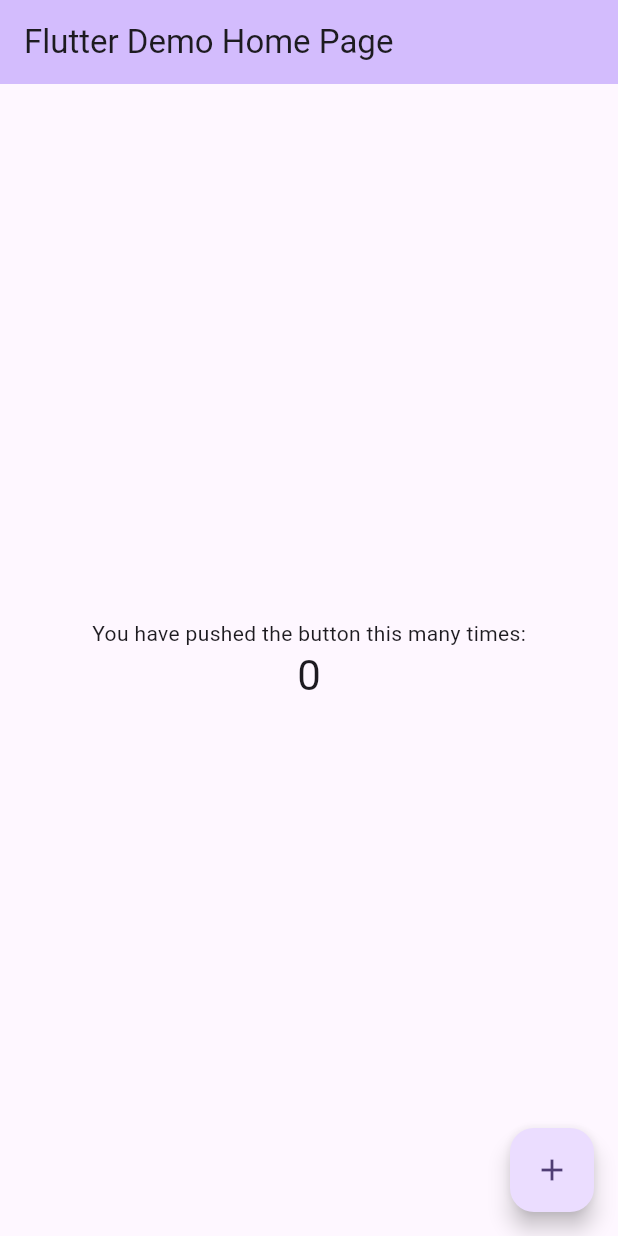
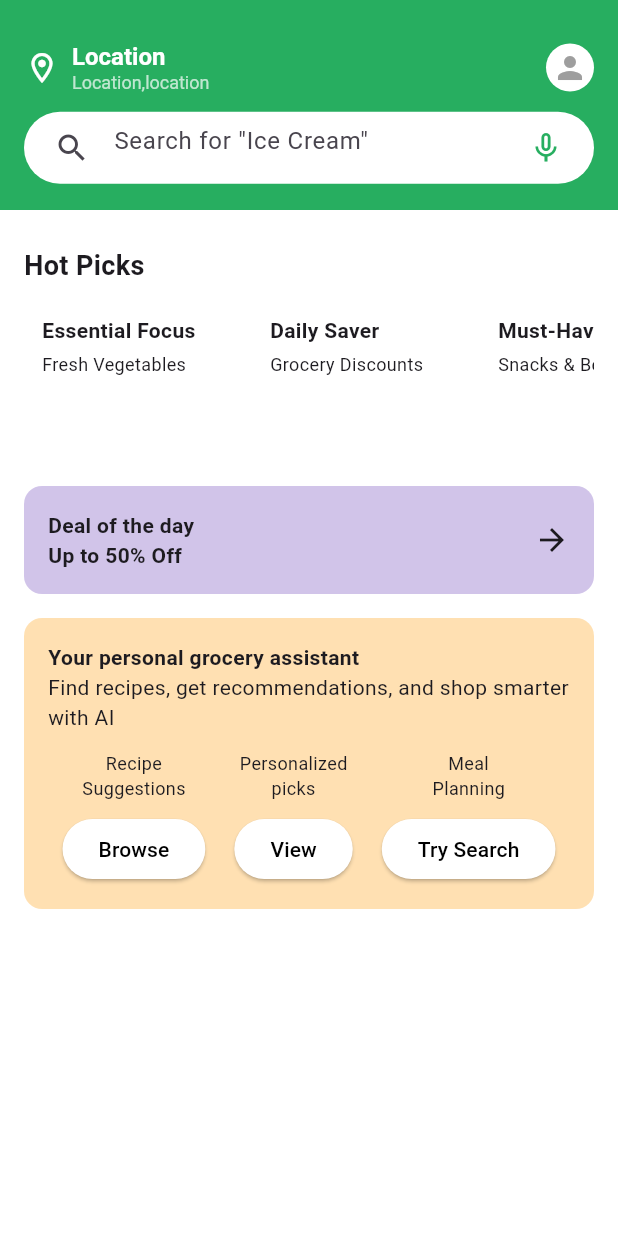
Before and after one commit to pokaktechnologies/supermarket-customer-fe, a Flutter app: the screen it shows after launch, on a phone screen of 412 x 824 dp. Run offline on Flutter 3.47's test engine with Material 3 defaults, Android fonts, the phone set to English and light mode, and no system bars.

Commit message:
home page partially completed

```diff
--- a/lib/app.dart
+++ b/lib/app.dart
@@ -1,4 +1,5 @@
 import 'package:flutter/material.dart';
+import 'package:supermarket_fe/views/home/homePage.dart';
 
 class MyApp extends StatelessWidget {
   const MyApp({super.key});
@@ -6,100 +7,13 @@ class MyApp extends StatelessWidget {
   @override
   Widget build(BuildContext context) {
     return MaterialApp(
-      title: 'Flutter Demo',
+      title: 'Super Market',
+      debugShowCheckedModeBanner: false,
       theme: ThemeData(
         colorScheme: ColorScheme.fromSeed(seedColor: Colors.deepPurple),
         useMaterial3: true,
       ),
-      home: const MyHomePage(title: 'Flutter Demo Home Page'),
+      home: const HomePage(),
     );
   }
 }
-
-class MyHomePage extends StatefulWidget {
-  const MyHomePage({super.key, required this.title});
-
-  // This widget is the home page of your application. It is stateful, meaning
-  // that it has a State object (defined below) that contains fields that affect
-  // how it looks.
-
-  // This class is the configuration for the state. It holds the values (in this
-  // case the title) provided by the parent (in this case the App widget) and
-  // used by the build method of the State. Fields in a Widget subclass are
-  // always marked "final".
-
-  final String title;
-
-  @override
-  State<MyHomePage> createState() => _MyHomePageState();
-}
-
-class _MyHomePageState extends State<MyHomePage> {
-  int _counter = 0;
-
-  void _incrementCounter() {
-    setState(() {
-      // This call to setState tells the Flutter framework that something has
-      // changed in this State, which causes it to rerun the build method below
-      // so that the display can reflect the updated values. If we changed
-      // _counter without calling setState(), then the build method would not be
-      // called again, and so nothing would appear to happen.
-      _counter++;
-    });
-  }
-
-  @override
-  Widget build(BuildContext context) {
-    // This method is rerun every time setState is called, for instance as done
-    // by the _incrementCounter method above.
-    //
-    // The Flutter framework has been optimized to make rerunning build methods
-    // fast, so that you can just rebuild anything that needs updating rather
-    // than having to individually change instances of widgets.
-    return Scaffold(
-      appBar: AppBar(
-        // TRY THIS: Try changing the color here to a specific color (to
-        // Colors.amber, perhaps?) and trigger a hot reload to see the AppBar
-        // change color while the other colors stay the same.
-        backgroundColor: Theme.of(context).colorScheme.inversePrimary,
-        // Here we take the value from the MyHomePage object that was created by
-        // the App.build method, and use it to set our appbar title.
-        title: Text(widget.title),
-      ),
-      body: Center(
-        // Center is a layout widget. It takes a single child and positions it
-        // in the middle of the parent.
-        child: Column(
-          // Column is also a layout widget. It takes a list of children and
-          // arranges them vertically. By default, it sizes itself to fit its
-          // children horizontally, and tries to be as tall as its parent.
-          //
-          // Column has various properties to control how it sizes itself and
-          // how it positions its children. Here we use mainAxisAlignment to
-          // center the children vertically; the main axis here is the vertical
-          // axis because Columns are vertical (the cross axis would be
-          // horizontal).
-          //
-          // TRY THIS: Invoke "debug painting" (choose the "Toggle Debug Paint"
-          // action in the IDE, or press "p" in the console), to see the
-          // wireframe for each widget.
-          mainAxisAlignment: MainAxisAlignment.center,
-          children: <Widget>[
-            const Text(
-              'You have pushed the button this many times:',
-            ),
-            Text(
-              '$_counter',
-              style: Theme.of(context).textTheme.headlineMedium,
-            ),
-          ],
-        ),
-      ),
-      floatingActionButton: FloatingActionButton(
-        onPressed: _incrementCounter,
-        tooltip: 'Increment',
-        child: const Icon(Icons.add),
-      ), // This trailing comma makes auto-formatting nicer for build methods.
-    );
-  }
-}
--- /dev/null
+++ b/lib/core/utils/navigations.dart
@@ -0,0 +1,22 @@
+import 'package:flutter/material.dart';
+
+void pushNavigation(BuildContext context, Widget navPage) {
+  Navigator.of(context).push(
+    MaterialPageRoute(
+      builder: (context) => navPage,
+    ),
+  );
+}
+
+void pushAndRemoveUntilFun(BuildContext context, Widget navPage) {
+  Navigator.of(context).pushAndRemoveUntil(
+    MaterialPageRoute(
+      builder: (context) => navPage,
+    ),
+    (route) => false,
+  );
+}
+
+void popNavigation(BuildContext context) {
+  Navigator.pop(context);
+}
--- /dev/null
+++ b/lib/views/home/homePage.dart
@@ -0,0 +1,225 @@
+import 'package:flutter/material.dart';
+
+class HomePage extends StatelessWidget {
+  const HomePage({super.key});
+
+  @override
+  Widget build(BuildContext context) {
+    return Scaffold(
+      backgroundColor: Colors.white,
+      appBar: AppBar(
+        backgroundColor: const Color(0xFF27AE60), // Green color (#27AE60)
+        elevation: 0,
+        toolbarHeight: 140, // Extend AppBar height
+        title: Column(
+          crossAxisAlignment: CrossAxisAlignment.start,
+          children: [
+            const SizedBox(height: 10),
+            const Row(
+              children: [
+                Icon(Icons.location_on_outlined, color: Colors.white),
+                SizedBox(width: 8),
+                Column(
+                  crossAxisAlignment: CrossAxisAlignment.start,
+                  children: [
+                    Text(
+                      'Location',
+                      style: TextStyle(
+                        color: Colors.white,
+                        fontWeight: FontWeight.bold,
+                        fontSize: 16,
+                      ),
+                    ),
+                    Text(
+                      'Location,location',
+                      style: TextStyle(color: Colors.white70, fontSize: 12),
+                    ),
+                  ],
+                ),
+                Spacer(),
+                CircleAvatar(
+                  backgroundColor: Colors.white,
+                  radius: 16,
+                  child: Icon(Icons.person, color: Colors.grey),
+                ),
+              ],
+            ),
+            const SizedBox(height: 12),
+            // Rounded Search Bar
+            Container(
+              padding: const EdgeInsets.symmetric(horizontal: 8),
+              decoration: BoxDecoration(
+                color: Colors.white,
+                borderRadius: BorderRadius.circular(50), // Rounded pill shape
+              ),
+              child: const TextField(
+                decoration: InputDecoration(
+                  hintText: 'Search for "Ice Cream"',
+                  prefixIcon: Icon(Icons.search),
+                  suffixIcon: Icon(
+                    Icons.mic_none,
+                    color: Color(0xFF27AE60),
+                  ),
+                  border: InputBorder.none,
+                ),
+              ),
+            ),
+          ],
+        ),
+      ),
+      body: SafeArea(
+        child: Stack(
+          children: [
+            ListView(
+              padding: const EdgeInsets.all(16),
+              children: [
+                const SizedBox(height: 8),
+                const Text(
+                  'Hot Picks',
+                  style: TextStyle(fontSize: 18, fontWeight: FontWeight.bold),
+                ),
+                const SizedBox(height: 8),
+                SizedBox(
+                  height: 110,
+                  child: ListView(
+                    scrollDirection: Axis.horizontal,
+                    children: const [
+                      HotPickItem(
+                        title: 'Essential Focus',
+                        subtitle: 'Fresh Vegetables',
+                      ),
+                      HotPickItem(
+                        title: 'Daily Saver',
+                        subtitle: 'Grocery Discounts',
+                      ),
+                      HotPickItem(
+                        title: 'Must-Have',
+                        subtitle: 'Snacks & Beverages',
+                      ),
+                    ],
+                  ),
+                ),
+                const SizedBox(height: 16),
+                Container(
+                  padding: const EdgeInsets.all(16),
+                  decoration: BoxDecoration(
+                    color: Colors.deepPurple.shade100,
+                    borderRadius: BorderRadius.circular(12),
+                  ),
+                  child: const Row(
+                    mainAxisAlignment: MainAxisAlignment.spaceBetween,
+                    children: [
+                      Text(
+                        'Deal of the day\nUp to 50% Off',
+                        style: TextStyle(fontWeight: FontWeight.bold),
+                      ),
+                      Icon(Icons.arrow_forward),
+                    ],
+                  ),
+                ),
+                const SizedBox(height: 16),
+                Container(
+                  padding: const EdgeInsets.all(16),
+                  decoration: BoxDecoration(
+                    color: Colors.orange.shade100,
+                    borderRadius: BorderRadius.circular(12),
+                  ),
+                  child: const Column(
+                    crossAxisAlignment: CrossAxisAlignment.start,
+                    children: [
+                      Text(
+                        'Your personal grocery assistant',
+                        style: TextStyle(fontWeight: FontWeight.bold),
+                      ),
+                      Text(
+                        'Find recipes, get recommendations, and shop smarter with AI',
+                      ),
+                      SizedBox(height: 12),
+                      Row(
+                        mainAxisAlignment: MainAxisAlignment.spaceAround,
+                        children: [
+                          AssistantTile(
+                            title: 'Recipe\nSuggestions',
+                            buttonText: 'Browse',
+                          ),
+                          AssistantTile(
+                            title: 'Personalized\npicks',
+                            buttonText: 'View',
+                          ),
+                          AssistantTile(
+                            title: 'Meal\nPlanning',
+                            buttonText: 'Try Search',
+                          ),
+                        ],
+                      ),
+                    ],
+                  ),
+                ),
+              ],
+            ),
+          ],
+        ),
+      ),
+    );
+  }
+}
+
+class HotPickItem extends StatelessWidget {
+  final String title;
+  final String subtitle;
+  const HotPickItem({super.key, required this.title, required this.subtitle});
+
+  @override
+  Widget build(BuildContext context) {
+    return Container(
+      width: 140,
+      margin: const EdgeInsets.only(right: 12),
+      padding: const EdgeInsets.all(12),
+      decoration: BoxDecoration(
+        color: Colors.white,
+        borderRadius: BorderRadius.circular(12),
+      ),
+      child: Column(
+        crossAxisAlignment: CrossAxisAlignment.start,
+        children: [
+          Text(
+            title,
+            style: const TextStyle(fontWeight: FontWeight.bold, fontSize: 14),
+          ),
+          const SizedBox(height: 4),
+          Text(subtitle, style: const TextStyle(fontSize: 12)),
+          const Spacer(),
+        ],
+      ),
+    );
+  }
+}
+
+class AssistantTile extends StatelessWidget {
+  final String title;
+  final String buttonText;
+  const AssistantTile({
+    super.key,
+    required this.title,
+    required this.buttonText,
+  });
+
+  @override
+  Widget build(BuildContext context) {
+    return Column(
+      children: [
+        Text(
+          title,
+          textAlign: TextAlign.center,
+          style: const TextStyle(fontSize: 12),
+        ),
+        const SizedBox(height: 8),
+        ElevatedButton(
+          onPressed: () {},
+          style: ElevatedButton.styleFrom(backgroundColor: Colors.white),
+          child: Text(buttonText, style: const TextStyle(color: Colors.black)),
+        ),
+      ],
+    );
+  }
+}
```
Also changed, not shown: lib/views/auth/test.dart (added).
